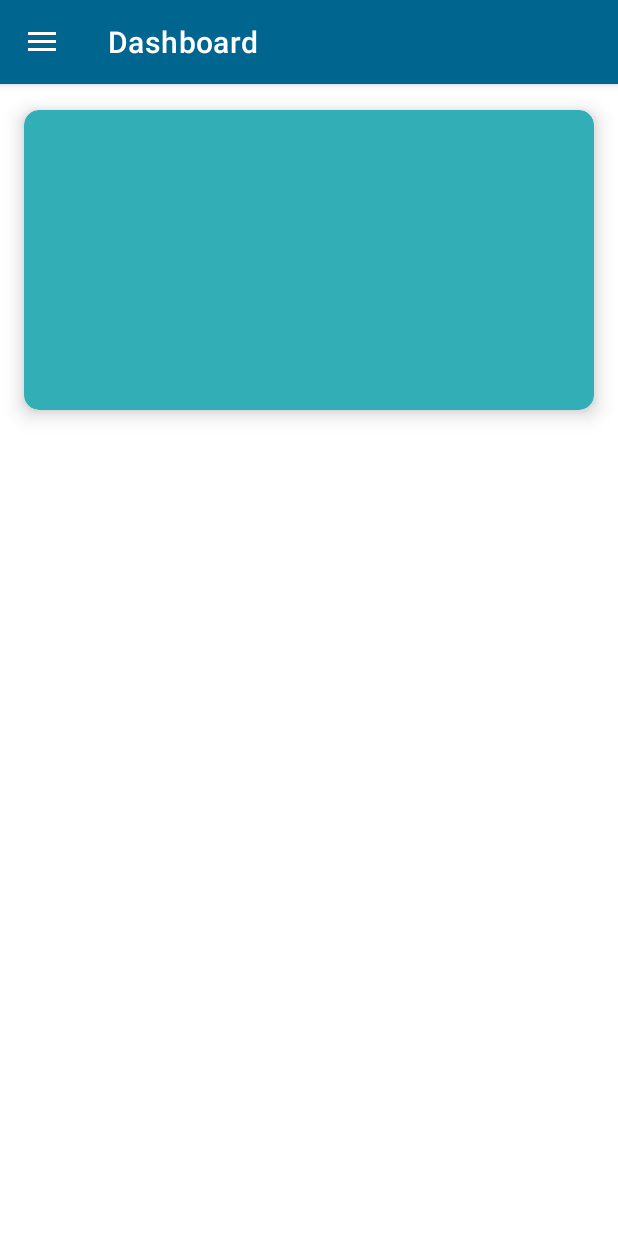
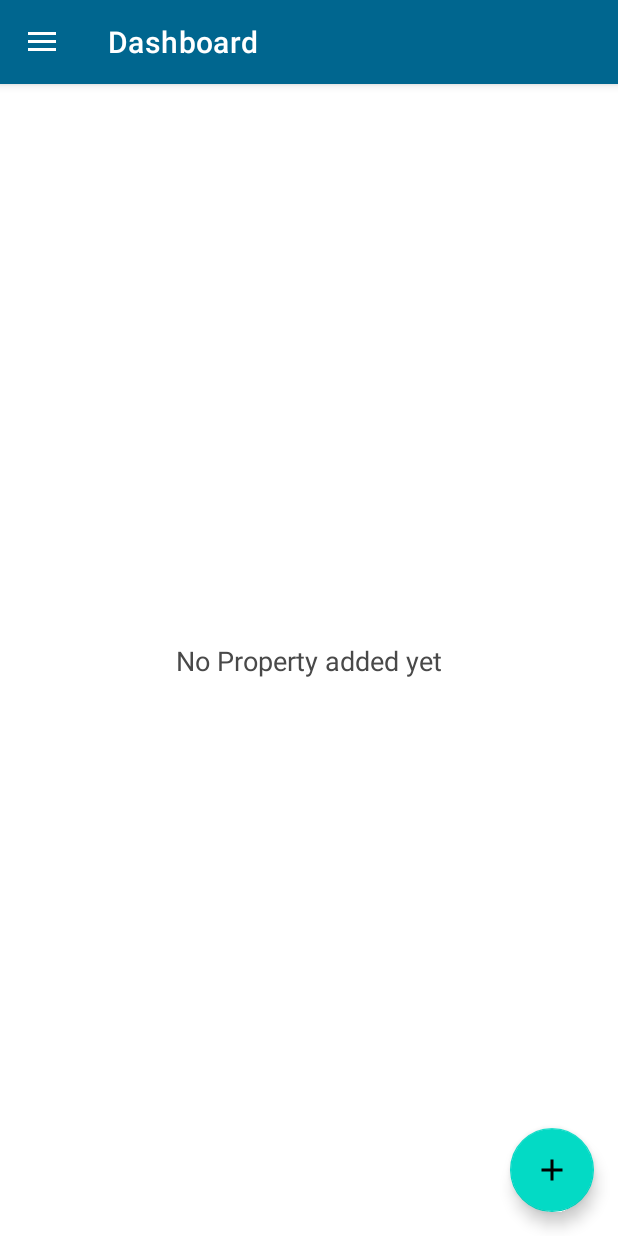
Before and after one commit to mikemark-777/Espasyo-Mobile-Application, an Android app: the DashboardFragment screen opened directly, with no data from a screen before it, after a tap on "Dashboard", on a phone screen of 412 x 824 dp. Run offline under Robolectric (Android 15) with nearby library versions, the phone set to English and light mode, and no system bars; our stand-ins replace Firebase (no records; nobody signed in at launch, a user with empty details on screens opened directly); 2 other taps on this screen came first.

Commit message:
create add property UI

```diff
--- a/app/src/main/AndroidManifest.xml
+++ b/app/src/main/AndroidManifest.xml
@@ -9,6 +9,9 @@
         android:roundIcon="@mipmap/ic_launcher_round"
         android:supportsRtl="true"
         android:theme="@style/Theme.Espasyo">
+        <activity
+            android:name=".landlord.views.AddPropertyActivity"
+            android:exported="true" />
         <activity
             android:name=".landlord.views.SettingsActivity"
             android:exported="true" />
--- a/app/src/main/java/com/capstone/espasyo/landlord/views/DashboardFragment.java
+++ b/app/src/main/java/com/capstone/espasyo/landlord/views/DashboardFragment.java
@@ -1,5 +1,6 @@
 package com.capstone.espasyo.landlord.views;
 
+import android.content.Intent;
 import android.os.Bundle;
 import android.view.LayoutInflater;
 import android.view.View;
@@ -8,14 +9,45 @@ import android.view.ViewGroup;
 import androidx.annotation.NonNull;
 import androidx.annotation.Nullable;
 import androidx.fragment.app.Fragment;
+import androidx.navigation.NavController;
+import androidx.navigation.Navigation;
 
 import com.capstone.espasyo.R;
+import com.google.android.material.floatingactionbutton.FloatingActionButton;
+import com.google.android.material.snackbar.Snackbar;
 
 public class DashboardFragment extends Fragment {
+
+    private FloatingActionButton addPropertyFAB;
+    private NavController landlord_navigation;
+
+    @Override
+    public void onCreate(@Nullable Bundle savedInstanceState) {
+        super.onCreate(savedInstanceState);
+
+    }
 
     @Nullable
     @Override
     public View onCreateView(@NonNull LayoutInflater inflater, @Nullable ViewGroup container, @Nullable Bundle savedInstanceState) {
         return inflater.inflate(R.layout.landlord_fragment_dashboard, container, false);
     }
+
+    @Override
+    public void onViewCreated(@NonNull View view, @Nullable Bundle savedInstanceState) {
+        super.onViewCreated(view, savedInstanceState);
+
+        addPropertyFAB = view.findViewById(R.id.addPropertyFAB);
+
+
+        addPropertyFAB.setOnClickListener(new View.OnClickListener() {
+            @Override
+            public void onClick(View v) {
+               // goto add property activity
+                startActivity(new Intent(getActivity(), AddPropertyActivity.class));
+               /* Snackbar.make(view, "Add a property", Snackbar.LENGTH_LONG)
+                        .setAction("Action", null).show();*/
+            }
+        });
+    }
 }
--- /dev/null
+++ b/app/src/main/res/drawable/icon_add.xml
@@ -0,0 +1,10 @@
+<vector xmlns:android="http://schemas.android.com/apk/res/android"
+    android:width="24dp"
+    android:height="24dp"
+    android:viewportWidth="24"
+    android:viewportHeight="24"
+    android:tint="?attr/colorControlNormal">
+  <path
+      android:fillColor="@android:color/white"
+      android:pathData="M19,13h-6v6h-2v-6H5v-2h6V5h2v6h6v2z"/>
+</vector>
--- a/app/src/main/res/layout/landlord_activity_main.xml
+++ b/app/src/main/res/layout/landlord_activity_main.xml
@@ -6,7 +6,8 @@
     android:layout_width="match_parent"
     android:layout_height="match_parent"
     android:fitsSystemWindows="true"
-    tools:context=".landlord.LandlordMainActivity">
+    tools:context=".landlord.LandlordMainActivity"
+    tools:openDrawer="start">
 
     <LinearLayout
         android:layout_width="match_parent"
--- a/app/src/main/res/layout/landlord_fragment_dashboard.xml
+++ b/app/src/main/res/layout/landlord_fragment_dashboard.xml
@@ -1,22 +1,34 @@
 <?xml version="1.0" encoding="utf-8"?>
 <androidx.constraintlayout.widget.ConstraintLayout xmlns:android="http://schemas.android.com/apk/res/android"
     xmlns:app="http://schemas.android.com/apk/res-auto"
+    xmlns:tools="http://schemas.android.com/tools"
     android:layout_width="match_parent"
     android:layout_height="match_parent">
 
-    <androidx.cardview.widget.CardView
-        android:layout_width="match_parent"
-        android:layout_height="200dp"
-        android:layout_marginLeft="16dp"
-        android:layout_marginRight="16dp"
-        app:cardBackgroundColor="@color/espasyo_blue_200"
-        app:cardCornerRadius="10dp"
-        app:cardElevation="8dp"
+    <TextView
+        android:layout_width="wrap_content"
+        android:layout_height="wrap_content"
+        android:text="No Property added yet"
+        android:textColor="@color/espasyo_gray_200"
+        android:textSize="18sp"
         app:layout_constraintBottom_toBottomOf="parent"
         app:layout_constraintEnd_toEndOf="parent"
         app:layout_constraintStart_toStartOf="parent"
-        app:layout_constraintTop_toTopOf="parent"
-        app:layout_constraintVertical_bias="0.03" />
+        app:layout_constraintTop_toTopOf="parent" />
+
+
+    <com.google.android.material.floatingactionbutton.FloatingActionButton
+        android:id="@+id/addPropertyFAB"
+        android:layout_width="wrap_content"
+        android:layout_height="wrap_content"
+        android:layout_gravity="end|bottom"
+        android:src="@drawable/icon_add"
+        android:layout_margin="16dp"
+        android:layout_marginEnd="24dp"
+        android:layout_marginBottom="32dp"
+        app:layout_constraintBottom_toBottomOf="parent"
+        app:layout_constraintEnd_toEndOf="parent"
+        android:contentDescription="add property" />
 
 
 </androidx.constraintlayout.widget.ConstraintLayout>
--- a/app/src/main/res/values/colors.xml
+++ b/app/src/main/res/values/colors.xml
@@ -10,7 +10,7 @@
     <color name="gray">#424242</color>
 
     <!--- Espasyo Colors -->
-    <color name="espasyo_blue_200">#32AEB6</color>
+    <color name="espasyo_blue_200">#3291B6</color>
     <color name="espasyo_blue_500">#007EB1</color>
     <color name="espasyo_blue_700">#00668F</color>
     <color name="espasyo_orange_200">#F89E00</color>
--- a/app/src/main/res/values/strings.xml
+++ b/app/src/main/res/values/strings.xml
@@ -14,6 +14,8 @@
 
     <string name="landlord_menuOpen">Open</string>
     <string name="landlord_menuClose">Close</string>
+    <!-- TODO: Remove or change this placeholder text -->
+    <string name="hello_blank_fragment">Hello blank fragment</string>
 
 
 </resources>
--- a/app/src/main/res/values/themes.xml
+++ b/app/src/main/res/values/themes.xml
@@ -3,7 +3,7 @@
     <style name="Theme.Espasyo" parent="Theme.MaterialComponents.Light.NoActionBar">
         <!-- Primary brand color. -->
         <item name="colorPrimary">@color/espasyo_blue_700</item>
-        <item name="colorPrimaryVariant">@color/espasyo_blue_500</item>
+        <item name="colorPrimaryVariant">@color/espasyo_blue_200</item>
         <item name="colorOnPrimary">@color/white</item>
         <!-- Secondary brand color. -->
         <item name="colorSecondary">@color/teal_200</item>
```
Also changed, not shown: app/src/main/java/com/capstone/espasyo/landlord/views/AddPropertyActivity.java (added, +47 -0 lines), app/src/main/res/layout/landlord_activity_add_property.xml (added, +107 -0 lines), app/src/main/res/navigation/landlord_navigation_graph.xml (added, +21 -0 lines).
